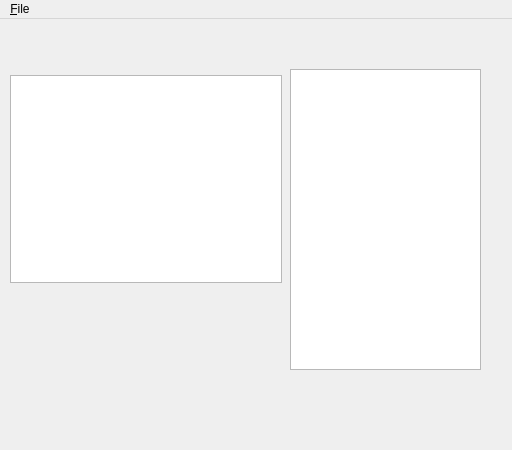
Above: Suede/Suede/ui/suede.ui from OasisGallagher/QApplication before the change. Below: the same form after it.
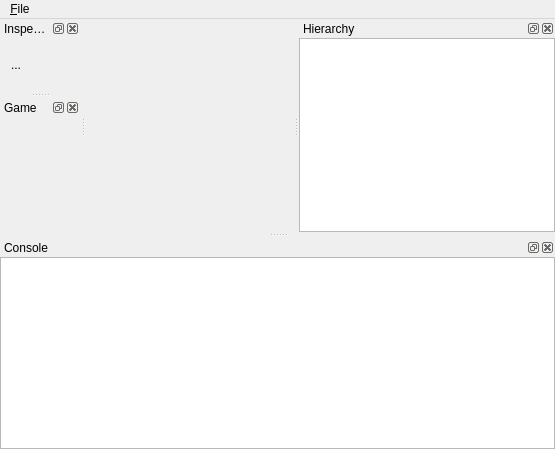
That is the form after the change. Custom widgets are drawn as their Qt base class.

Commit message: dock widgets.

The edit to the form file:
```diff
--- a/Suede/Suede/ui/suede.ui
+++ b/Suede/Suede/ui/suede.ui
@@ -6,126 +6,34 @@
    <rect>
     <x>0</x>
     <y>0</y>
-    <width>512</width>
-    <height>450</height>
+    <width>555</width>
+    <height>449</height>
    </rect>
   </property>
+  <property name="font">
+   <font>
+    <family>Tahoma</family>
+   </font>
+  </property>
   <property name="focusPolicy">
    <enum>Qt::StrongFocus</enum>
   </property>
   <property name="windowTitle">
-   <string>QMaze</string>
+   <string>Suede</string>
   </property>
-  <widget class="QWidget" name="centralWidget">
-   <widget class="Canvas" name="canvas" native="true">
-    <property name="geometry">
-     <rect>
-      <x>9</x>
-      <y>25</y>
-      <width>256</width>
-      <height>25</height>
-     </rect>
-    </property>
-    <property name="focusPolicy">
-     <enum>Qt::ClickFocus</enum>
-    </property>
-   </widget>
-   <widget class="Console" name="console" native="true">
-    <property name="geometry">
-     <rect>
-      <x>9</x>
-      <y>55</y>
-      <width>274</width>
-      <height>210</height>
-     </rect>
-    </property>
-    <property name="sizePolicy">
-     <sizepolicy hsizetype="Preferred" vsizetype="Preferred">
-      <horstretch>0</horstretch>
-      <verstretch>0</verstretch>
-     </sizepolicy>
-    </property>
-    <property name="minimumSize">
-     <size>
-      <width>0</width>
-      <height>0</height>
-     </size>
-    </property>
-    <property name="maximumSize">
-     <size>
-      <width>16777215</width>
-      <height>16777215</height>
-     </size>
-    </property>
-    <layout class="QVBoxLayout" name="verticalLayout">
-     <property name="leftMargin">
-      <number>1</number>
-     </property>
-     <property name="topMargin">
-      <number>1</number>
-     </property>
-     <property name="rightMargin">
-      <number>1</number>
-     </property>
-     <property name="bottomMargin">
-      <number>1</number>
-     </property>
-     <item>
-      <widget class="QTableWidget" name="view">
-       <property name="sizePolicy">
-        <sizepolicy hsizetype="Preferred" vsizetype="Preferred">
-         <horstretch>0</horstretch>
-         <verstretch>0</verstretch>
-        </sizepolicy>
-       </property>
-       <property name="editTriggers">
-        <set>QAbstractItemView::NoEditTriggers</set>
-       </property>
-       <property name="alternatingRowColors">
-        <bool>true</bool>
-       </property>
-       <property name="selectionBehavior">
-        <enum>QAbstractItemView::SelectRows</enum>
-       </property>
-       <property name="showGrid">
-        <bool>true</bool>
-       </property>
-       <property name="gridStyle">
-        <enum>Qt::NoPen</enum>
-       </property>
-       <attribute name="horizontalHeaderVisible">
-        <bool>false</bool>
-       </attribute>
-       <attribute name="verticalHeaderVisible">
-        <bool>false</bool>
-       </attribute>
-      </widget>
-     </item>
-    </layout>
-   </widget>
-   <widget class="Hierarchy" name="hierarchy">
-    <property name="geometry">
-     <rect>
-      <x>290</x>
-      <y>50</y>
-      <width>191</width>
-      <height>301</height>
-     </rect>
-    </property>
-    <property name="editTriggers">
-     <set>QAbstractItemView::EditKeyPressed</set>
-    </property>
-    <attribute name="headerVisible">
-     <bool>false</bool>
-    </attribute>
-   </widget>
-  </widget>
+  <property name="dockNestingEnabled">
+   <bool>true</bool>
+  </property>
+  <property name="dockOptions">
+   <set>QMainWindow::AllowNestedDocks|QMainWindow::AllowTabbedDocks|QMainWindow::AnimatedDocks</set>
+  </property>
+  <widget class="QWidget" name="centralWidget"/>
   <widget class="QMenuBar" name="menuBar">
    <property name="geometry">
     <rect>
      <x>0</x>
      <y>0</y>
-     <width>512</width>
+     <width>555</width>
      <height>23</height>
     </rect>
    </property>
@@ -141,6 +49,156 @@
    </widget>
    <addaction name="file"/>
   </widget>
+  <widget class="QDockWidget" name="console">
+   <property name="minimumSize">
+    <size>
+     <width>80</width>
+     <height>93</height>
+    </size>
+   </property>
+   <property name="floating">
+    <bool>false</bool>
+   </property>
+   <property name="allowedAreas">
+    <set>Qt::AllDockWidgetAreas</set>
+   </property>
+   <property name="windowTitle">
+    <string>Console</string>
+   </property>
+   <attribute name="dockWidgetArea">
+    <number>8</number>
+   </attribute>
+   <widget class="View" name="consoleWidget">
+    <layout class="QVBoxLayout" name="verticalLayout_2">
+     <property name="leftMargin">
+      <number>0</number>
+     </property>
+     <property name="topMargin">
+      <number>0</number>
+     </property>
+     <property name="rightMargin">
+      <number>0</number>
+     </property>
+     <property name="bottomMargin">
+      <number>0</number>
+     </property>
+     <item>
+      <widget class="QTableWidget" name="table">
+       <property name="editTriggers">
+        <set>QAbstractItemView::NoEditTriggers</set>
+       </property>
+      </widget>
+     </item>
+    </layout>
+   </widget>
+  </widget>
+  <widget class="QDockWidget" name="hierarchy">
+   <property name="sizePolicy">
+    <sizepolicy hsizetype="Preferred" vsizetype="Preferred">
+     <horstretch>0</horstretch>
+     <verstretch>0</verstretch>
+    </sizepolicy>
+   </property>
+   <property name="maximumSize">
+    <size>
+     <width>524287</width>
+     <height>524287</height>
+    </size>
+   </property>
+   <property name="allowedAreas">
+    <set>Qt::LeftDockWidgetArea|Qt::RightDockWidgetArea</set>
+   </property>
+   <property name="windowTitle">
+    <string>Hierarchy</string>
+   </property>
+   <attribute name="dockWidgetArea">
+    <number>2</number>
+   </attribute>
+   <widget class="View" name="hierarchyWidget">
+    <layout class="QVBoxLayout" name="verticalLayout_3">
+     <property name="leftMargin">
+      <number>0</number>
+     </property>
+     <property name="topMargin">
+      <number>0</number>
+     </property>
+     <property name="rightMargin">
+      <number>0</number>
+     </property>
+     <property name="bottomMargin">
+      <number>0</number>
+     </property>
+     <item>
+      <widget class="QTreeView" name="tree">
+       <property name="editTriggers">
+        <set>QAbstractItemView::NoEditTriggers</set>
+       </property>
+      </widget>
+     </item>
+    </layout>
+   </widget>
+  </widget>
+  <widget class="QDockWidget" name="inspector">
+   <property name="windowTitle">
+    <string>Inspector</string>
+   </property>
+   <attribute name="dockWidgetArea">
+    <number>1</number>
+   </attribute>
+   <widget class="View" name="inspectorWidget">
+    <layout class="QVBoxLayout" name="verticalLayout_4">
+     <item>
+      <widget class="QLabel" name="name">
+       <property name="text">
+        <string>...</string>
+       </property>
+      </widget>
+     </item>
+    </layout>
+   </widget>
+  </widget>
+  <widget class="QDockWidget" name="game">
+   <property name="sizePolicy">
+    <sizepolicy hsizetype="Preferred" vsizetype="Preferred">
+     <horstretch>0</horstretch>
+     <verstretch>0</verstretch>
+    </sizepolicy>
+   </property>
+   <property name="minimumSize">
+    <size>
+     <width>80</width>
+     <height>100</height>
+    </size>
+   </property>
+   <property name="focusPolicy">
+    <enum>Qt::StrongFocus</enum>
+   </property>
+   <property name="windowTitle">
+    <string>Game</string>
+   </property>
+   <attribute name="dockWidgetArea">
+    <number>1</number>
+   </attribute>
+   <widget class="View" name="gameWidget">
+    <layout class="QVBoxLayout" name="verticalLayout">
+     <property name="leftMargin">
+      <number>0</number>
+     </property>
+     <property name="topMargin">
+      <number>0</number>
+     </property>
+     <property name="rightMargin">
+      <number>0</number>
+     </property>
+     <property name="bottomMargin">
+      <number>0</number>
+     </property>
+     <item>
+      <widget class="Canvas" name="canvas" native="true"/>
+     </item>
+    </layout>
+   </widget>
+  </widget>
   <action name="exit">
    <property name="text">
     <string>&amp;Exit</string>
@@ -160,20 +218,15 @@
   <customwidget>
    <class>Canvas</class>
    <extends>QWidget</extends>
-   <header>windows/canvas.h</header>
+   <header>widgets/canvas.h</header>
    <container>1</container>
   </customwidget>
   <customwidget>
-   <class>Console</class>
+   <class>View</class>
    <extends>QWidget</extends>
-   <header>windows/console.h</header>
+   <header>view.h</header>
    <container>1</container>
   </customwidget>
-  <customwidget>
-   <class>Hierarchy</class>
-   <extends>QTreeView</extends>
-   <header>windows/hierarchy.h</header>
-  </customwidget>
  </customwidgets>
  <resources>
   <include location="../suede.qrc"/>
```
The commit also changes 28 other files.
